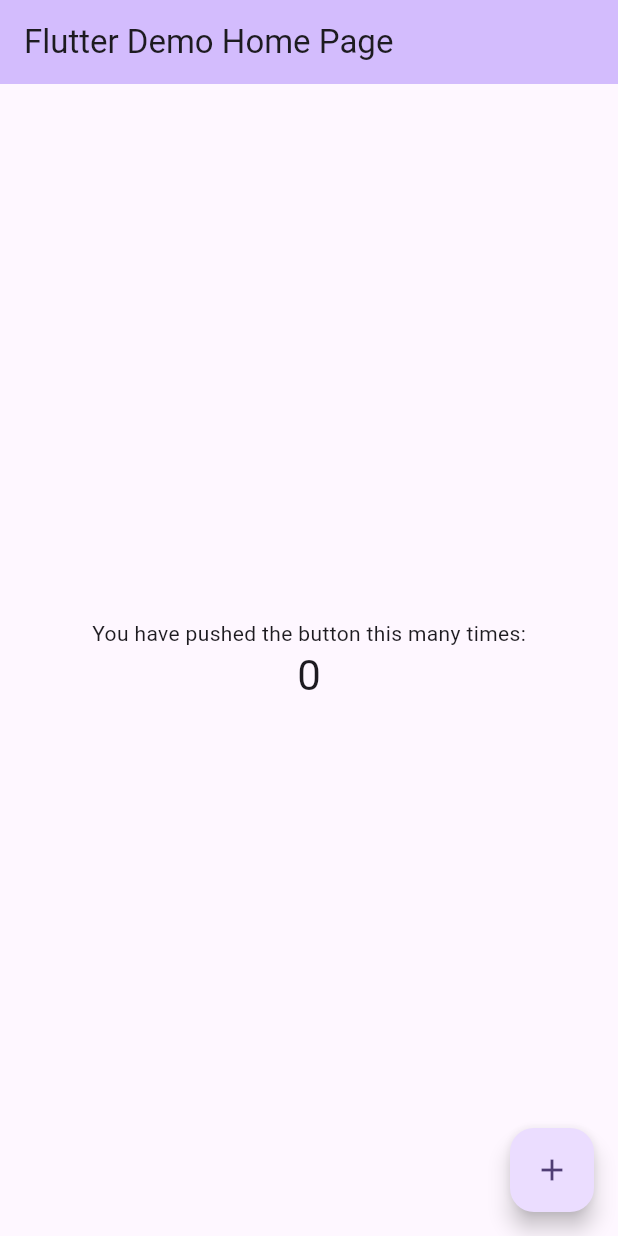
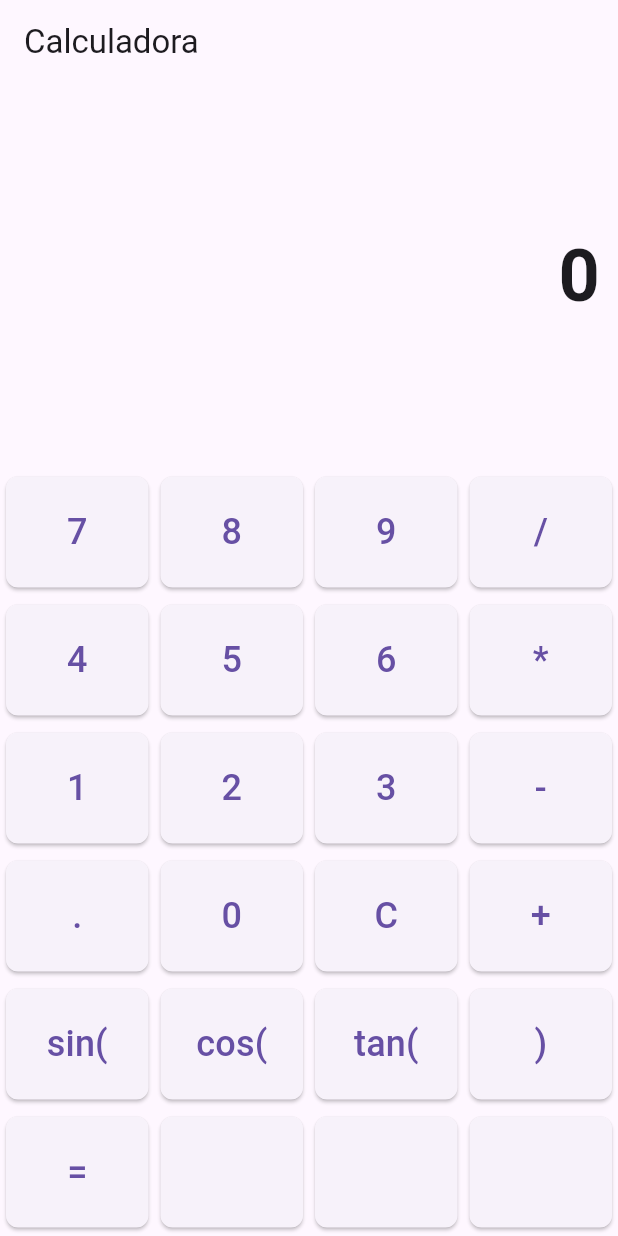
Before and after one commit to edusebass/calculadora_flutter, a Flutter app: the screen it shows after launch, on a phone screen of 412 x 824 dp. Run offline on Flutter 3.47's test engine with Material 3 defaults, Android fonts, the phone set to English and light mode, and no system bars; missing offline and left inert: expressions.

Commit message:
calculador flutter

```diff
--- a/lib/main.dart
+++ b/lib/main.dart
@@ -1,125 +1,135 @@
 import 'package:flutter/material.dart';
+import 'package:expressions/expressions.dart';
 
 void main() {
-  runApp(const MyApp());
+  runApp(MyApp());
 }
 
 class MyApp extends StatelessWidget {
-  const MyApp({super.key});
-
-  // This widget is the root of your application.
   @override
   Widget build(BuildContext context) {
     return MaterialApp(
-      title: 'Flutter Demo',
+      title: 'Calculadora Flutter',
       theme: ThemeData(
-        // This is the theme of your application.
-        //
-        // TRY THIS: Try running your application with "flutter run". You'll see
-        // the application has a purple toolbar. Then, without quitting the app,
-        // try changing the seedColor in the colorScheme below to Colors.green
-        // and then invoke "hot reload" (save your changes or press the "hot
-        // reload" button in a Flutter-supported IDE, or press "r" if you used
-        // the command line to start the app).
-        //
-        // Notice that the counter didn't reset back to zero; the application
-        // state is not lost during the reload. To reset the state, use hot
-        // restart instead.
-        //
-        // This works for code too, not just values: Most code changes can be
-        // tested with just a hot reload.
-        colorScheme: ColorScheme.fromSeed(seedColor: Colors.deepPurple),
-        useMaterial3: true,
+        primarySwatch: Colors.blue,
       ),
-      home: const MyHomePage(title: 'Flutter Demo Home Page'),
+      home: CalculatorScreen(),
     );
   }
 }
 
-class MyHomePage extends StatefulWidget {
-  const MyHomePage({super.key, required this.title});
-
-  // This widget is the home page of your application. It is stateful, meaning
-  // that it has a State object (defined below) that contains fields that affect
-  // how it looks.
-
-  // This class is the configuration for the state. It holds the values (in this
-  // case the title) provided by the parent (in this case the App widget) and
-  // used by the build method of the State. Fields in a Widget subclass are
-  // always marked "final".
-
-  final String title;
-
+class CalculatorScreen extends StatefulWidget {
   @override
-  State<MyHomePage> createState() => _MyHomePageState();
+  _CalculatorScreenState createState() => _CalculatorScreenState();
 }
 
-class _MyHomePageState extends State<MyHomePage> {
-  int _counter = 0;
+class _CalculatorScreenState extends State<CalculatorScreen> {
+  String _output = "0";
+  String _input = "";
 
-  void _incrementCounter() {
+  void _buttonPressed(String buttonText) {
     setState(() {
-      // This call to setState tells the Flutter framework that something has
-      // changed in this State, which causes it to rerun the build method below
-      // so that the display can reflect the updated values. If we changed
-      // _counter without calling setState(), then the build method would not be
-      // called again, and so nothing would appear to happen.
-      _counter++;
+      if (buttonText == "=") {
+        try {
+          _output = _calculateExpression(_input);
+        } catch (e) {
+          _output = "Error";
+        }
+        _input = _output;
+      } else if (buttonText == "C") {
+        _input = "";
+        _output = "0";
+      } else {
+        _input += buttonText;
+        _output = _input;
+      }
     });
+  }
+
+  String _calculateExpression(String expression) {
+    try {
+      // Replace trigonometric functions with Dart's math functions
+      expression = expression.replaceAll('sin(', 'sin(');
+      expression = expression.replaceAll('cos(', 'cos(');
+      expression = expression.replaceAll('tan(', 'tan(');
+
+      // Evaluate the expression using the Expression package
+      final exp = Expression.parse(expression);
+      final evaluator = const ExpressionEvaluator();
+      final result = evaluator.eval(exp, {});
+      return result.toString();
+    } catch (e) {
+      return "Error";
+    }
   }
 
   @override
   Widget build(BuildContext context) {
-    // This method is rerun every time setState is called, for instance as done
-    // by the _incrementCounter method above.
-    //
-    // The Flutter framework has been optimized to make rerunning build methods
-    // fast, so that you can just rebuild anything that needs updating rather
-    // than having to individually change instances of widgets.
     return Scaffold(
       appBar: AppBar(
-        // TRY THIS: Try changing the color here to a specific color (to
-        // Colors.amber, perhaps?) and trigger a hot reload to see the AppBar
-        // change color while the other colors stay the same.
-        backgroundColor: Theme.of(context).colorScheme.inversePrimary,
-        // Here we take the value from the MyHomePage object that was created by
-        // the App.build method, and use it to set our appbar title.
-        title: Text(widget.title),
+        title: Text('Calculadora'),
       ),
-      body: Center(
-        // Center is a layout widget. It takes a single child and positions it
-        // in the middle of the parent.
-        child: Column(
-          // Column is also a layout widget. It takes a list of children and
-          // arranges them vertically. By default, it sizes itself to fit its
-          // children horizontally, and tries to be as tall as its parent.
-          //
-          // Column has various properties to control how it sizes itself and
-          // how it positions its children. Here we use mainAxisAlignment to
-          // center the children vertically; the main axis here is the vertical
-          // axis because Columns are vertical (the cross axis would be
-          // horizontal).
-          //
-          // TRY THIS: Invoke "debug painting" (choose the "Toggle Debug Paint"
-          // action in the IDE, or press "p" in the console), to see the
-          // wireframe for each widget.
-          mainAxisAlignment: MainAxisAlignment.center,
-          children: <Widget>[
-            const Text(
-              'You have pushed the button this many times:',
+      body: Column(
+        children: <Widget>[
+          Expanded(
+            child: Container(
+              padding: EdgeInsets.symmetric(vertical: 24, horizontal: 12),
+              alignment: Alignment.centerRight,
+              child: Text(
+                _output,
+                style: TextStyle(fontSize: 48, fontWeight: FontWeight.bold),
+              ),
             ),
-            Text(
-              '$_counter',
-              style: Theme.of(context).textTheme.headlineMedium,
+          ),
+          Expanded(
+            flex: 2,
+            child: Column(
+              children: <Widget>[
+                _buildButtonRow("7", "8", "9", "/"),
+                _buildButtonRow("4", "5", "6", "*"),
+                _buildButtonRow("1", "2", "3", "-"),
+                _buildButtonRow(".", "0", "C", "+"),
+                _buildButtonRow("sin(", "cos(", "tan(", ")"),
+                _buildButtonRow("=", "", "", ""),
+              ],
             ),
-          ],
+          ),
+        ],
+      ),
+    );
+  }
+
+  Widget _buildButtonRow(
+      String text1, String text2, String text3, String text4) {
+    return Expanded(
+      child: Row(
+        children: <Widget>[
+          _buildButton(text1),
+          _buildButton(text2),
+          _buildButton(text3),
+          _buildButton(text4),
+        ],
+      ),
+    );
+  }
+
+  Widget _buildButton(String buttonText) {
+    return Expanded(
+      child: Padding(
+        padding: const EdgeInsets.all(4.0),
+        child: ElevatedButton(
+          style: ElevatedButton.styleFrom(
+            padding: EdgeInsets.all(20),
+            shape:
+                RoundedRectangleBorder(borderRadius: BorderRadius.circular(8)),
+          ),
+          onPressed: () => _buttonPressed(buttonText),
+          child: Text(
+            buttonText,
+            style: TextStyle(fontSize: 24),
+          ),
         ),
       ),
-      floatingActionButton: FloatingActionButton(
-        onPressed: _incrementCounter,
-        tooltip: 'Increment',
-        child: const Icon(Icons.add),
-      ), // This trailing comma makes auto-formatting nicer for build methods.
     );
   }
 }
```
Also changed, not shown: pubspec.yaml (+3 -4 lines), pubspec.lock.
